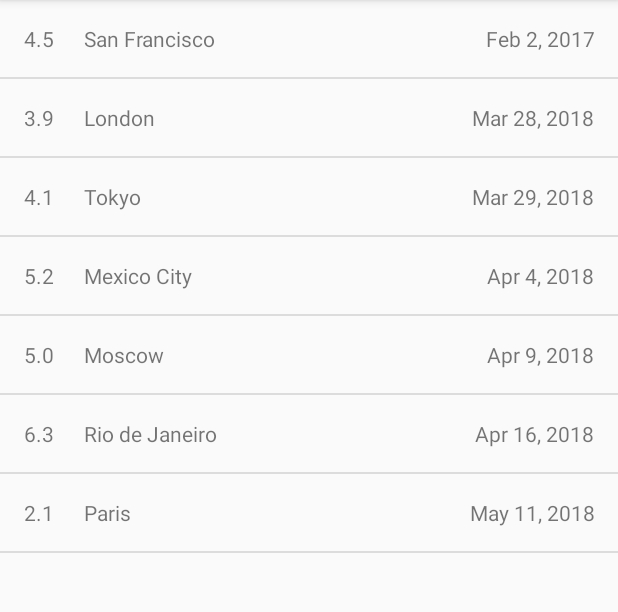
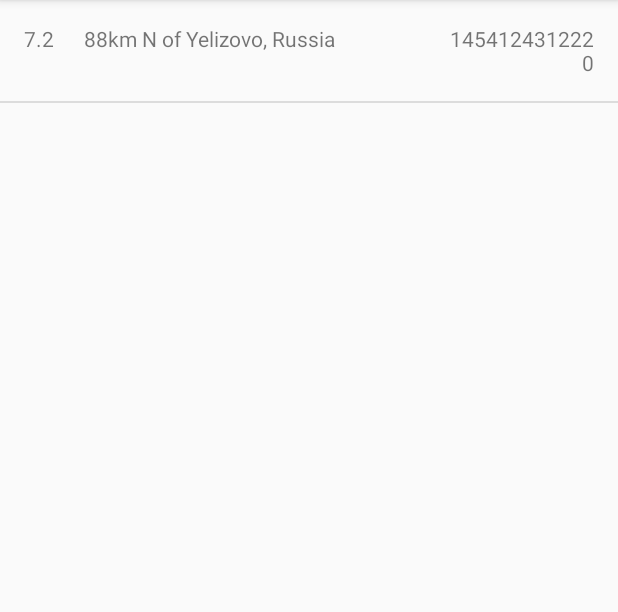
Before and after one commit to topouzid/QuakeReport, an Android app: the screen it shows after launch (EarthquakeActivity), on a phone screen of 412 x 824 dp, the part 84-696 px from its top. Run offline under Robolectric (Android 15) with nearby library versions, the phone set to English and light mode, and no system bars.

Commit message:
JSON Parsing. Bug: only gets 1st earthquake.

```diff
--- a/app/src/main/java/com/example/android/quakereport/Earthquake.java
+++ b/app/src/main/java/com/example/android/quakereport/Earthquake.java
@@ -10,17 +10,17 @@ public class Earthquake {
     private String mLocation;
 
     /** Timestamp of the earthquake */
-    private String mTime;
+    private long mTime;
 
     /** Magnitude of the earthquake */
-    private float mMagnitude;
+    private double mMagnitude;
 
     /** Constructor that has exactly the same name as the class
      * @param location Is the name of the location nearby the earthquake
      * @param time is the date and time of the earthquake
      * @param magnitude is the magnitude of the erthquake in Richter scale (decimal)
      */
-    public Earthquake(String location, String time, float magnitude) {
+    public Earthquake(String location, long time, double magnitude) {
         mLocation = location;
         mTime = time;
         mMagnitude = magnitude;
@@ -36,14 +36,14 @@ public class Earthquake {
     /** Method: get the time and date of the earthquake
      * @return date and time in format: Feb 16, 2009
      */
-    public String getTime() {
+    public long getTime() {
         return mTime;
     }
 
     /** Method: get the magnitude of the earthquake
      * @return floating point magnitude, richter scale
      */
-    public float getMagnitude() {
+    public double getMagnitude() {
         return mMagnitude;
     }
 }
--- a/app/src/main/java/com/example/android/quakereport/EarthquakeActivity.java
+++ b/app/src/main/java/com/example/android/quakereport/EarthquakeActivity.java
@@ -17,13 +17,16 @@ package com.example.android.quakereport;
 
 import android.os.Bundle;
 import android.support.v7.app.AppCompatActivity;
+import android.util.Log;
 import android.view.View;
 import android.widget.ArrayAdapter;
 import android.widget.ListView;
 
+import java.io.IOException;
 import java.util.ArrayList;
+import java.util.List;
 
-public class EarthquakeActivity extends AppCompatActivity {
+public class EarthquakeActivity extends AppCompatActivity{
 
     public static final String LOG_TAG = EarthquakeActivity.class.getName();
 
@@ -33,16 +36,18 @@ public class EarthquakeActivity extends AppCompatActivity {
         setContentView(R.layout.earthquake_activity);
 
         // Create a fake list of earthquake locations.
-        final ArrayList<Earthquake> earthquakes = new ArrayList<Earthquake>();
+//        final ArrayList<Earthquake> earthquakes = new ArrayList<Earthquake>();
+//
+//        earthquakes.add(new Earthquake("San Francisco", "Feb 2, 2017", 4.5));
+//        earthquakes.add(new Earthquake("London", "Mar 28, 2018", 3.9));
+//        earthquakes.add(new Earthquake("Tokyo", "Mar 29, 2018", 4.1));
+//        earthquakes.add(new Earthquake("Mexico City", "Apr 4, 2018", 5.2));
+//        earthquakes.add(new Earthquake("Moscow", "Apr 9, 2018", 5.0));
+//        earthquakes.add(new Earthquake("Rio de Janeiro", "Apr 16, 2018", 6.3));
+//        earthquakes.add(new Earthquake("Paris", "May 11, 2018", 2.1));
 
-        earthquakes.add(new Earthquake("San Francisco", "Feb 2, 2017", 4.5f));
-        earthquakes.add(new Earthquake("London", "Mar 28, 2018", 3.9f));
-        earthquakes.add(new Earthquake("Tokyo", "Mar 29, 2018", 4.1f));
-        earthquakes.add(new Earthquake("Mexico City", "Apr 4, 2018", 5.2f));
-        earthquakes.add(new Earthquake("Moscow", "Apr 9, 2018", 5.0f));
-        earthquakes.add(new Earthquake("Rio de Janeiro", "Apr 16, 2018", 6.3f));
-        earthquakes.add(new Earthquake("Paris", "May 11, 2018", 2.1f));
-
+        try {
+            ArrayList<Earthquake> earthquakes = QueryUtils.extractEarthquakes();
             // Create a new custom {@link EarthquakeAdapter} of earthquakes
             EarthquakeAdapter adapter = new EarthquakeAdapter(this, earthquakes);
             // Find a reference to the {@link ListView} in the layout
@@ -51,5 +56,8 @@ public class EarthquakeActivity extends AppCompatActivity {
             // Set the adapter on the {@link ListView}
             // so the list can be populated in the user interface
             earthquakeListView.setAdapter(adapter);
+        } catch (IOException e) {
+            Log.e("QueryUtils", "Problem parsing the earthquake JSON results", e);
         }
     }
+}
--- a/app/src/main/java/com/example/android/quakereport/EarthquakeAdapter.java
+++ b/app/src/main/java/com/example/android/quakereport/EarthquakeAdapter.java
@@ -30,7 +30,7 @@ public class EarthquakeAdapter extends ArrayAdapter<Earthquake> {
         Earthquake currentEarthquake = getItem(position);
         /** Find the TextView in the list_item.xml layout with the ID time_text_view and set object time to this view */
         TextView timeTextView = (TextView) listItemView.findViewById(R.id.time_text_view);
-        timeTextView.setText(currentEarthquake.getTime());
+        timeTextView.setText(String.valueOf(currentEarthquake.getTime()));
         /** Find the TextView in the list_item.xml layout with the ID location_text_view and set object location to this view */
         TextView locationTextView = (TextView) listItemView.findViewById(R.id.location_text_view);
         locationTextView.setText(currentEarthquake.getLocation());
--- /dev/null
+++ b/app/src/main/java/com/example/android/quakereport/QueryUtils.java
@@ -0,0 +1,167 @@
+package com.example.android.quakereport;
+
+import android.util.JsonReader;
+import android.util.Log;
+
+import org.json.JSONArray;
+import org.json.JSONException;
+import org.json.JSONObject;
+
+import java.io.IOException;
+import java.io.StringReader;
+import java.sql.Array;
+import java.util.ArrayList;
+import java.util.List;
+
+/**
+ * Helper methods related to requesting and receiving earthquake data from USGS.
+ */
+public final class QueryUtils {
+
+    /** Sample JSON response for a USGS query */
+    private static final String SAMPLE_JSON_RESPONSE = "{\"type\":\"FeatureCollection\",\"metadata\":{\"generated\":1462295443000,\"url\":\"http://earthquake.usgs.gov/fdsnws/event/1/query?format=geojson&starttime=2016-01-01&endtime=2016-01-31&minmag=6&limit=10\",\"title\":\"USGS Earthquakes\",\"status\":200,\"api\":\"1.5.2\",\"limit\":10,\"offset\":1,\"count\":10},\"features\":[{\"type\":\"Feature\",\"properties\":{\"mag\":7.2,\"place\":\"88km N of Yelizovo, Russia\",\"time\":1454124312220,\"updated\":1460674294040,\"tz\":720,\"url\":\"http://earthquake.usgs.gov/earthquakes/eventpage/us20004vvx\",\"detail\":\"http://earthquake.usgs.gov/fdsnws/event/1/query?eventid=us20004vvx&format=geojson\",\"felt\":2,\"cdi\":3.4,\"mmi\":5.82,\"alert\":\"green\",\"status\":\"reviewed\",\"tsunami\":1,\"sig\":798,\"net\":\"us\",\"code\":\"20004vvx\",\"ids\":\",at00o1qxho,pt16030050,us20004vvx,gcmt20160130032510,\",\"sources\":\",at,pt,us,gcmt,\",\"types\":\",cap,dyfi,finite-fault,general-link,general-text,geoserve,impact-link,impact-text,losspager,moment-tensor,nearby-cities,origin,phase-data,shakemap,tectonic-summary,\",\"nst\":null,\"dmin\":0.958,\"rms\":1.19,\"gap\":17,\"magType\":\"mww\",\"type\":\"earthquake\",\"title\":\"M 7.2 - 88km N of Yelizovo, Russia\"},\"geometry\":{\"type\":\"Point\",\"coordinates\":[158.5463,53.9776,177]},\"id\":\"us20004vvx\"},\n" +
+            "{\"type\":\"Feature\",\"properties\":{\"mag\":6.1,\"place\":\"94km SSE of Taron, Papua New Guinea\",\"time\":1453777820750,\"updated\":1460156775040,\"tz\":600,\"url\":\"http://earthquake.usgs.gov/earthquakes/eventpage/us20004uks\",\"detail\":\"http://earthquake.usgs.gov/fdsnws/event/1/query?eventid=us20004uks&format=geojson\",\"felt\":null,\"cdi\":null,\"mmi\":4.1,\"alert\":\"green\",\"status\":\"reviewed\",\"tsunami\":1,\"sig\":572,\"net\":\"us\",\"code\":\"20004uks\",\"ids\":\",us20004uks,gcmt20160126031023,\",\"sources\":\",us,gcmt,\",\"types\":\",cap,geoserve,losspager,moment-tensor,nearby-cities,origin,phase-data,shakemap,tectonic-summary,\",\"nst\":null,\"dmin\":1.537,\"rms\":0.74,\"gap\":25,\"magType\":\"mww\",\"type\":\"earthquake\",\"title\":\"M 6.1 - 94km SSE of Taron, Papua New Guinea\"},\"geometry\":{\"type\":\"Point\",\"coordinates\":[153.2454,-5.2952,26]},\"id\":\"us20004uks\"},\n" +
+            "{\"type\":\"Feature\",\"properties\":{\"mag\":6.3,\"place\":\"50km NNE of Al Hoceima, Morocco\",\"time\":1453695722730,\"updated\":1460156773040,\"tz\":0,\"url\":\"http://earthquake.usgs.gov/earthquakes/eventpage/us10004gy9\",\"detail\":\"http://earthquake.usgs.gov/fdsnws/event/1/query?eventid=us10004gy9&format=geojson\",\"felt\":117,\"cdi\":7.2,\"mmi\":5.28,\"alert\":\"green\",\"status\":\"reviewed\",\"tsunami\":0,\"sig\":695,\"net\":\"us\",\"code\":\"10004gy9\",\"ids\":\",us10004gy9,gcmt20160125042203,\",\"sources\":\",us,gcmt,\",\"types\":\",cap,dyfi,geoserve,impact-text,losspager,moment-tensor,nearby-cities,origin,phase-data,shakemap,tectonic-summary,\",\"nst\":null,\"dmin\":2.201,\"rms\":0.92,\"gap\":20,\"magType\":\"mww\",\"type\":\"earthquake\",\"title\":\"M 6.3 - 50km NNE of Al Hoceima, Morocco\"},\"geometry\":{\"type\":\"Point\",\"coordinates\":[-3.6818,35.6493,12]},\"id\":\"us10004gy9\"},\n" +
+            "{\"type\":\"Feature\",\"properties\":{\"mag\":7.1,\"place\":\"86km E of Old Iliamna, Alaska\",\"time\":1453631430230,\"updated\":1460156770040,\"tz\":-540,\"url\":\"http://earthquake.usgs.gov/earthquakes/eventpage/us10004gqp\",\"detail\":\"http://earthquake.usgs.gov/fdsnws/event/1/query?eventid=us10004gqp&format=geojson\",\"felt\":1816,\"cdi\":7.2,\"mmi\":6.6,\"alert\":\"green\",\"status\":\"reviewed\",\"tsunami\":1,\"sig\":1496,\"net\":\"us\",\"code\":\"10004gqp\",\"ids\":\",at00o1gd6r,us10004gqp,ak12496371,gcmt20160124103030,\",\"sources\":\",at,us,ak,gcmt,\",\"types\":\",cap,dyfi,finite-fault,general-link,general-text,geoserve,impact-link,impact-text,losspager,moment-tensor,nearby-cities,origin,phase-data,shakemap,tectonic-summary,trump-origin,\",\"nst\":null,\"dmin\":0.72,\"rms\":2.11,\"gap\":19,\"magType\":\"mww\",\"type\":\"earthquake\",\"title\":\"M 7.1 - 86km E of Old Iliamna, Alaska\"},\"geometry\":{\"type\":\"Point\",\"coordinates\":[-153.4051,59.6363,129]},\"id\":\"us10004gqp\"},\n" +
+            "{\"type\":\"Feature\",\"properties\":{\"mag\":6.6,\"place\":\"215km SW of Tomatlan, Mexico\",\"time\":1453399617650,\"updated\":1459963829040,\"tz\":-420,\"url\":\"http://earthquake.usgs.gov/earthquakes/eventpage/us10004g4l\",\"detail\":\"http://earthquake.usgs.gov/fdsnws/event/1/query?eventid=us10004g4l&format=geojson\",\"felt\":11,\"cdi\":2.7,\"mmi\":3.92,\"alert\":\"green\",\"status\":\"reviewed\",\"tsunami\":1,\"sig\":673,\"net\":\"us\",\"code\":\"10004g4l\",\"ids\":\",at00o1bebo,pt16021050,us10004g4l,gcmt20160121180659,\",\"sources\":\",at,pt,us,gcmt,\",\"types\":\",cap,dyfi,geoserve,impact-link,impact-text,losspager,moment-tensor,nearby-cities,origin,phase-data,shakemap,tectonic-summary,\",\"nst\":null,\"dmin\":2.413,\"rms\":0.98,\"gap\":74,\"magType\":\"mww\",\"type\":\"earthquake\",\"title\":\"M 6.6 - 215km SW of Tomatlan, Mexico\"},\"geometry\":{\"type\":\"Point\",\"coordinates\":[-106.9337,18.8239,10]},\"id\":\"us10004g4l\"},\n" +
+            "{\"type\":\"Feature\",\"properties\":{\"mag\":6.7,\"place\":\"52km SE of Shizunai, Japan\",\"time\":1452741933640,\"updated\":1459304879040,\"tz\":540,\"url\":\"http://earthquake.usgs.gov/earthquakes/eventpage/us10004ebx\",\"detail\":\"http://earthquake.usgs.gov/fdsnws/event/1/query?eventid=us10004ebx&format=geojson\",\"felt\":51,\"cdi\":5.8,\"mmi\":6.45,\"alert\":\"green\",\"status\":\"reviewed\",\"tsunami\":1,\"sig\":720,\"net\":\"us\",\"code\":\"10004ebx\",\"ids\":\",us10004ebx,pt16014050,at00o0xauk,gcmt20160114032534,\",\"sources\":\",us,pt,at,gcmt,\",\"types\":\",associate,cap,dyfi,geoserve,impact-link,impact-text,losspager,moment-tensor,nearby-cities,origin,phase-data,shakemap,\",\"nst\":null,\"dmin\":0.281,\"rms\":0.98,\"gap\":22,\"magType\":\"mww\",\"type\":\"earthquake\",\"title\":\"M 6.7 - 52km SE of Shizunai, Japan\"},\"geometry\":{\"type\":\"Point\",\"coordinates\":[142.781,41.9723,46]},\"id\":\"us10004ebx\"},\n" +
+            "{\"type\":\"Feature\",\"properties\":{\"mag\":6.1,\"place\":\"12km WNW of Charagua, Bolivia\",\"time\":1452741928270,\"updated\":1459304879040,\"tz\":-240,\"url\":\"http://earthquake.usgs.gov/earthquakes/eventpage/us10004ebw\",\"detail\":\"http://earthquake.usgs.gov/fdsnws/event/1/query?eventid=us10004ebw&format=geojson\",\"felt\":3,\"cdi\":2.2,\"mmi\":2.21,\"alert\":\"green\",\"status\":\"reviewed\",\"tsunami\":0,\"sig\":573,\"net\":\"us\",\"code\":\"10004ebw\",\"ids\":\",us10004ebw,gcmt20160114032528,\",\"sources\":\",us,gcmt,\",\"types\":\",cap,dyfi,geoserve,impact-text,losspager,moment-tensor,nearby-cities,origin,phase-data,shakemap,tectonic-summary,\",\"nst\":null,\"dmin\":5.492,\"rms\":1.04,\"gap\":16,\"magType\":\"mww\",\"type\":\"earthquake\",\"title\":\"M 6.1 - 12km WNW of Charagua, Bolivia\"},\"geometry\":{\"type\":\"Point\",\"coordinates\":[-63.3288,-19.7597,582.56]},\"id\":\"us10004ebw\"},\n" +
+            "{\"type\":\"Feature\",\"properties\":{\"mag\":6.2,\"place\":\"74km NW of Rumoi, Japan\",\"time\":1452532083920,\"updated\":1459304875040,\"tz\":540,\"url\":\"http://earthquake.usgs.gov/earthquakes/eventpage/us10004djn\",\"detail\":\"http://earthquake.usgs.gov/fdsnws/event/1/query?eventid=us10004djn&format=geojson\",\"felt\":8,\"cdi\":3.4,\"mmi\":3.74,\"alert\":\"green\",\"status\":\"reviewed\",\"tsunami\":0,\"sig\":594,\"net\":\"us\",\"code\":\"10004djn\",\"ids\":\",us10004djn,gcmt20160111170803,\",\"sources\":\",us,gcmt,\",\"types\":\",cap,dyfi,geoserve,impact-text,losspager,moment-tensor,nearby-cities,origin,phase-data,shakemap,tectonic-summary,\",\"nst\":null,\"dmin\":1.139,\"rms\":0.96,\"gap\":33,\"magType\":\"mww\",\"type\":\"earthquake\",\"title\":\"M 6.2 - 74km NW of Rumoi, Japan\"},\"geometry\":{\"type\":\"Point\",\"coordinates\":[141.0867,44.4761,238.81]},\"id\":\"us10004djn\"},\n" +
+            "{\"type\":\"Feature\",\"properties\":{\"mag\":6.5,\"place\":\"227km SE of Sarangani, Philippines\",\"time\":1452530285900,\"updated\":1459304874040,\"tz\":480,\"url\":\"http://earthquake.usgs.gov/earthquakes/eventpage/us10004dj5\",\"detail\":\"http://earthquake.usgs.gov/fdsnws/event/1/query?eventid=us10004dj5&format=geojson\",\"felt\":1,\"cdi\":2.7,\"mmi\":7.5,\"alert\":\"green\",\"status\":\"reviewed\",\"tsunami\":1,\"sig\":650,\"net\":\"us\",\"code\":\"10004dj5\",\"ids\":\",at00o0srjp,pt16011050,us10004dj5,gcmt20160111163807,\",\"sources\":\",at,pt,us,gcmt,\",\"types\":\",cap,dyfi,geoserve,impact-link,impact-text,losspager,moment-tensor,nearby-cities,origin,phase-data,shakemap,tectonic-summary,\",\"nst\":null,\"dmin\":3.144,\"rms\":0.72,\"gap\":22,\"magType\":\"mww\",\"type\":\"earthquake\",\"title\":\"M 6.5 - 227km SE of Sarangani, Philippines\"},\"geometry\":{\"type\":\"Point\",\"coordinates\":[126.8621,3.8965,13]},\"id\":\"us10004dj5\"},\n" +
+            "{\"type\":\"Feature\",\"properties\":{\"mag\":6,\"place\":\"Pacific-Antarctic Ridge\",\"time\":1451986454620,\"updated\":1459202978040,\"tz\":-540,\"url\":\"http://earthquake.usgs.gov/earthquakes/eventpage/us10004bgk\",\"detail\":\"http://earthquake.usgs.gov/fdsnws/event/1/query?eventid=us10004bgk&format=geojson\",\"felt\":0,\"cdi\":1,\"mmi\":0,\"alert\":\"green\",\"status\":\"reviewed\",\"tsunami\":0,\"sig\":554,\"net\":\"us\",\"code\":\"10004bgk\",\"ids\":\",us10004bgk,gcmt20160105093415,\",\"sources\":\",us,gcmt,\",\"types\":\",cap,dyfi,geoserve,losspager,moment-tensor,nearby-cities,origin,phase-data,shakemap,\",\"nst\":null,\"dmin\":30.75,\"rms\":0.67,\"gap\":71,\"magType\":\"mww\",\"type\":\"earthquake\",\"title\":\"M 6.0 - Pacific-Antarctic Ridge\"},\"geometry\":{\"type\":\"Point\",\"coordinates\":[-136.2603,-54.2906,10]},\"id\":\"us10004bgk\"}],\"bbox\":[-153.4051,-54.2906,10,158.5463,59.6363,582.56]}";
+
+    /**
+     * Create a private constructor because no one should ever create a {@link QueryUtils} object.
+     * This class is only meant to hold static variables and methods, which can be accessed
+     * directly from the class name QueryUtils (and an object instance of QueryUtils is not needed).
+     */
+    private QueryUtils() {
+    }
+
+    /**
+     * Return a list of {@link Earthquake} objects that has been built up from
+     * parsing a JSON response.
+     */
+    public static ArrayList<Earthquake> extractEarthquakes() throws IOException {
+
+        // Create an empty ArrayList that we can start adding earthquakes to
+
+
+        JsonReader reader = new JsonReader(new StringReader(SAMPLE_JSON_RESPONSE));
+
+        // Try to parse the SAMPLE_JSON_RESPONSE. If there's a problem with the way the JSON
+        // is formatted, a JSONException exception object will be thrown.
+        // Catch the exception so the app doesn't crash, and print the error message to the logs.
+        try {
+
+            // TODO: Parse the response given by the SAMPLE_JSON_RESPONSE string and
+            // build up a list of Earthquake objects with the corresponding data.
+            return readEarthquakesArray(reader);
+
+//        } catch (IOException e) {
+//            // If an error is thrown when executing any of the above statements in the "try" block,
+//            // catch the exception here, so the app doesn't crash. Print a log message
+//            // with the message from the exception.
+//            Log.e("QueryUtils", "Problem parsing the earthquake JSON results", e);
+        } finally {
+            reader.close();
+        }
+
+    }
+
+    public static ArrayList<Earthquake> readEarthquakesArray(JsonReader reader) throws IOException {
+        ArrayList<Earthquake> earthquakesFeatures = new ArrayList<Earthquake>();
+
+        reader.beginObject();
+        while (reader.hasNext()) {
+            String name = reader.nextName();
+            if (name.equals("features")) {
+                Log.v("QueryUtils REA", "You are inside \"features\" TAG");
+                reader.beginArray();
+                while (reader.hasNext()) {
+
+                    Log.v("QueryUtils REA", "Name = " + name);
+//                    earthquakes.add(readEarthquake(reader));
+//                    earthquakesFeatures.add(readFeaturesArray(reader));
+                    return readFeaturesArray(reader);
+//                    earthquakesFeatures.add(readFeaturesArray(reader));
+
+
+
+//                    name = reader.nextName();
+
+//                    name = reader.nextName();
+//                    Log.v("QueryUtils REA", "Name = " + name);
+//                    if (name.equals("properties")) {
+//                        reader.beginObject();
+//                        while (reader.hasNext()) {
+//                            earthquakes.add(readEarthquake(reader));
+//                        }
+//                        reader.endObject();
+//                    } else {
+//                        reader.skipValue();
+//                    }
+
+                }
+
+                reader.endArray();
+            } else {
+                reader.skipValue();
+                Log.v("QueryUtils REA", "No more quakes to add");
+            }
+
+        }
+        reader.endObject();
+        return earthquakesFeatures;
+//        return null;
+    }
+
+    public static Earthquake readEarthquake(JsonReader reader) throws IOException {
+        double mag = -1.0;
+        String place = null;
+        long time = -1;
+
+        Log.v("QueryUtils RE", "You are inside readEarthquake method");
+
+        reader.beginObject();
+        while (reader.hasNext()) {
+            String name = reader.nextName();
+            if (name.equals("mag")) {
+                mag = reader.nextDouble();
+                Log.v("QueryUtils RE", "Earthquake Magnitude: " + mag);
+            } else if (name.equals("place")) {
+                place = reader.nextString();
+                Log.v("QueryUtils RE", "Earthquake Place: " + place);
+            } else if (name.equals("time")) {
+                time = reader.nextLong();
+                Log.v("QueryUtils RE", "Earthquake Time: " + time);
+            } else {
+//                Log.v("QueryUtils RE", "[else] reader.nextName: " + name);
+                reader.skipValue();
+            }
+        }
+        reader.endObject();
+        return new Earthquake(place, time, mag);
+    }
+
+    public static ArrayList<Earthquake> readFeaturesArray(JsonReader reader) throws IOException {
+
+        ArrayList<Earthquake> earthquakes = new ArrayList<Earthquake>();
+        Log.v("QueryUtils RF", "You are inside readFeaturesArray method");
+
+        reader.beginObject();
+        while (reader.hasNext()) {
+            String name = reader.nextName();
+            if (name.equals("properties")) {
+                earthquakes.add(readEarthquake(reader));
+            } else {
+                Log.v("QueryUtils RF", "[else] reader.nextName: \"" + name + "\". Skipped because no \"Properties\"");
+                reader.skipValue();
+            }
+        }
+        reader.endObject();
+        return earthquakes;
+    }
+
+
+}
```
Lines whose indentation alone changed are shown as unchanged.
